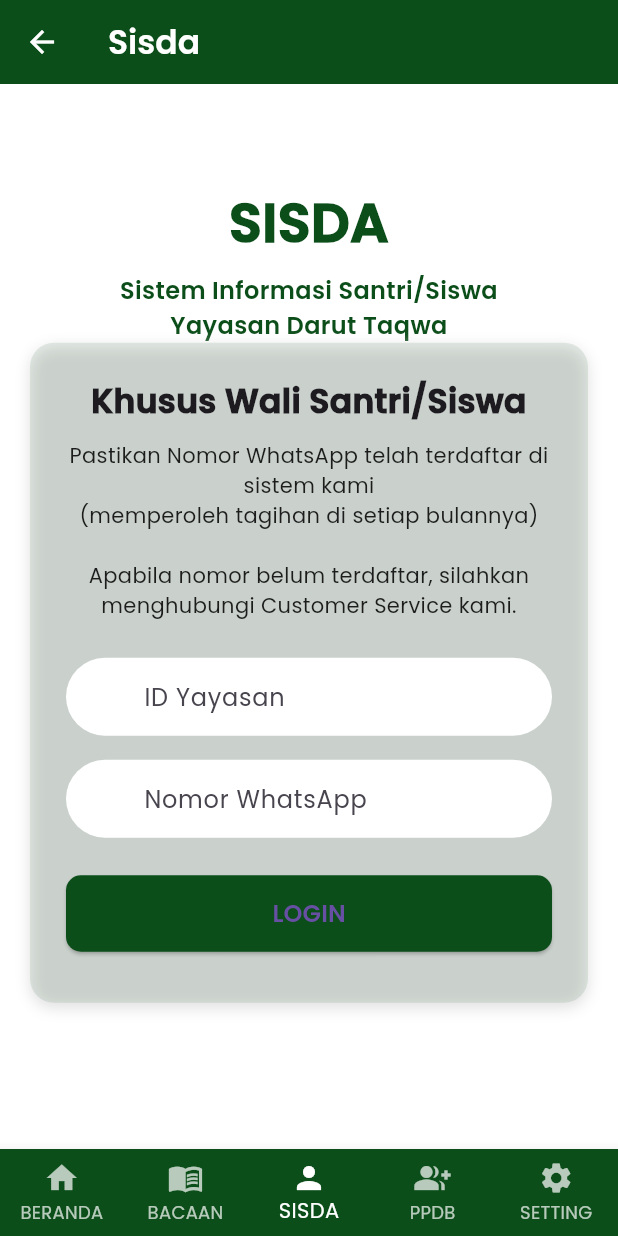
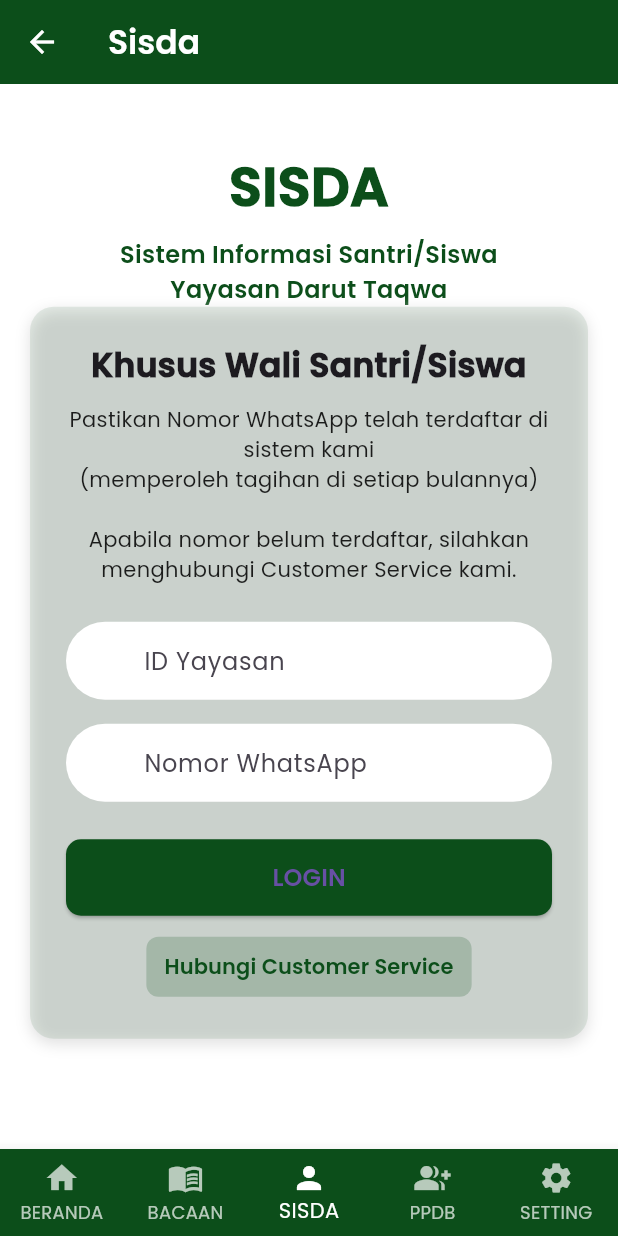
Before and after one commit to danavaaa/ngalah_mobile, a Flutter app: the screen it shows after launch, item 3 of the bottom bar chosen, on a phone screen of 412 x 824 dp. Run offline on Flutter 3.47's test engine with Material 3 defaults, Android fonts, the phone set to English and light mode, and no system bars; our stand-ins replace dio, flutter_svg, shared_preferences.

Commit message:
hubungi cs

```diff
--- a/lib/data/models/announcement.dart
+++ b/lib/data/models/announcement.dart
@@ -4,9 +4,9 @@ class Announcement {
   final DateTime date;
 
   Announcement({
-    required this.title,
-    required this.greeting,
-    required this.date,
+    required this.title, // Judul pengumuman
+    required this.greeting, // Salam pembuka
+    required this.date, // Tanggal pengumuman
   });
 
   factory Announcement.fromJson(Map<String, dynamic> j) => Announcement(
--- a/lib/ui/screens/sisda_screen.dart
+++ b/lib/ui/screens/sisda_screen.dart
@@ -79,6 +79,7 @@ class _SisdaScreenState extends State<SisdaScreen> {
               const Text(
                 'SISDA',
                 textAlign: TextAlign.center,
+
                 style: TextStyle(
                   fontSize: 36,
                   fontWeight: FontWeight.w900,
@@ -225,6 +226,25 @@ class _SisdaScreenState extends State<SisdaScreen> {
                         ),
                       ),
                       const SizedBox(height: 10),
+                      // Hubungi CS
+                      TextButton(
+                        onPressed: () {
+                          // nanti bisa diarahkan ke WhatsApp API
+                        },
+                        style: TextButton.styleFrom(
+                          backgroundColor: green.withOpacity(0.2),
+                          shape: RoundedRectangleBorder(
+                            borderRadius: BorderRadius.circular(8),
+                          ),
+                        ),
+                        child: const Text(
+                          "Hubungi Customer Service",
+                          style: TextStyle(
+                            color: Color(0xFF0C4E1A),
+                            fontWeight: FontWeight.bold,
+                          ),
+                        ),
+                      ),
                     ],
                   ),
                 ),
```
Also changed, not shown: pubspec.yaml (+7 -7 lines).
